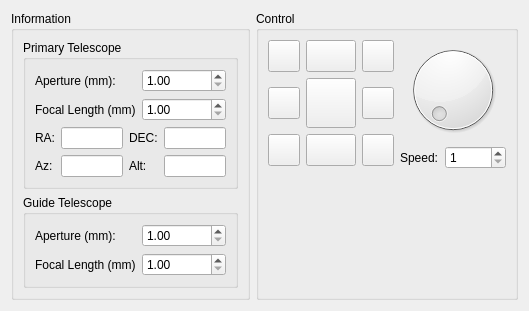
Before: the Qt Designer form kstars/ekos/mount.ui in KDE/kstars, drawn with Qt 5.
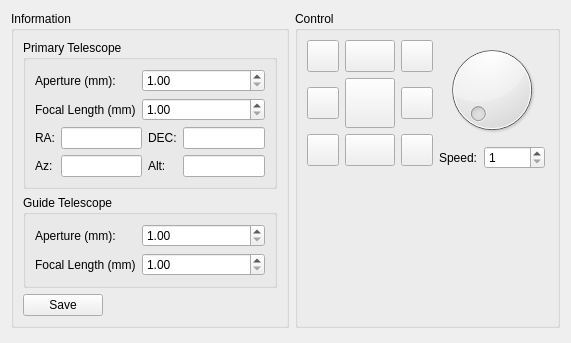
After: the same form once the commit is applied.

Commit message: Prelimiary support for mount module, still a lot of work to do

Diff of the .ui file:
```diff
--- a/kstars/ekos/mount.ui
+++ b/kstars/ekos/mount.ui
@@ -6,8 +6,8 @@
    <rect>
     <x>0</x>
     <y>0</y>
-    <width>513</width>
-    <height>306</height>
+    <width>571</width>
+    <height>343</height>
    </rect>
   </property>
   <layout class="QVBoxLayout" name="verticalLayout_5">
@@ -27,6 +27,9 @@
           <layout class="QVBoxLayout" name="verticalLayout">
            <item>
             <layout class="QFormLayout" name="formLayout_2">
+             <property name="fieldGrowthPolicy">
+              <enum>QFormLayout::AllNonFixedFieldsGrow</enum>
+             </property>
              <item row="0" column="0">
               <widget class="QLabel" name="label_3">
                <property name="text">
@@ -79,7 +82,11 @@
               </widget>
              </item>
              <item row="0" column="1">
-              <widget class="QLineEdit" name="lineEdit"/>
+              <widget class="QLineEdit" name="raOUT">
+               <property name="readOnly">
+                <bool>true</bool>
+               </property>
+              </widget>
              </item>
              <item row="0" column="2">
               <widget class="QLabel" name="label_7">
@@ -93,6 +100,9 @@
                <property name="text">
                 <string/>
                </property>
+               <property name="readOnly">
+                <bool>true</bool>
+               </property>
               </widget>
              </item>
              <item row="1" column="0">
@@ -103,7 +113,11 @@
               </widget>
              </item>
              <item row="1" column="1">
-              <widget class="QLineEdit" name="lineEdit_2"/>
+              <widget class="QLineEdit" name="azOUT">
+               <property name="readOnly">
+                <bool>true</bool>
+               </property>
+              </widget>
              </item>
              <item row="1" column="2">
               <widget class="QLabel" name="label_8">
@@ -113,7 +127,11 @@
               </widget>
              </item>
              <item row="1" column="3">
-              <widget class="QLineEdit" name="lineEdit_4"/>
+              <widget class="QLineEdit" name="altOUT">
+               <property name="readOnly">
+                <bool>true</bool>
+               </property>
+              </widget>
              </item>
             </layout>
            </item>
@@ -169,6 +187,30 @@
           </layout>
          </widget>
         </item>
+        <item>
+         <layout class="QHBoxLayout" name="horizontalLayout_4">
+          <item>
+           <widget class="QPushButton" name="saveB">
+            <property name="text">
+             <string>Save</string>
+            </property>
+           </widget>
+          </item>
+          <item>
+           <spacer name="horizontalSpacer_3">
+            <property name="orientation">
+             <enum>Qt::Horizontal</enum>
+            </property>
+            <property name="sizeHint" stdset="0">
+             <size>
+              <width>40</width>
+              <height>20</height>
+             </size>
+            </property>
+           </spacer>
+          </item>
+         </layout>
+        </item>
        </layout>
       </widget>
      </item>
```
Left out of the diff: 10 changed lines with no effect on the pictures. The commit also changes 13 other files.
